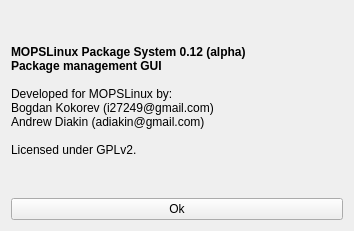
Before: the Qt Designer form mpkg/manager/aboutbox.ui in BackupTheBerlios/mops, drawn with Qt 5.
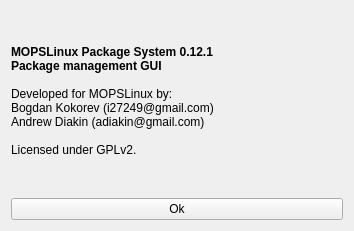
After: the same form once the commit is applied.

```diff
--- a/mpkg/manager/aboutbox.ui
+++ b/mpkg/manager/aboutbox.ui
@@ -19,7 +19,7 @@
       <string>&lt;html>&lt;head>&lt;meta name="qrichtext" content="1" />&lt;style type="text/css">
 p, li { white-space: pre-wrap; }
 &lt;/style>&lt;/head>&lt;body style=" font-family:'Sans Serif'; font-size:8pt; font-weight:400; font-style:normal;">
-&lt;p style=" margin-top:0px; margin-bottom:0px; margin-left:0px; margin-right:0px; -qt-block-indent:0; text-indent:0px; font-size:9pt;">&lt;span style=" font-weight:600;">MOPSLinux Package System 0.12 (alpha)&lt;/span>&lt;/p>
+&lt;p style=" margin-top:0px; margin-bottom:0px; margin-left:0px; margin-right:0px; -qt-block-indent:0; text-indent:0px; font-size:9pt;">&lt;span style=" font-weight:600;">MOPSLinux Package System 0.12.1&lt;/span>&lt;/p>
 &lt;p style=" margin-top:0px; margin-bottom:0px; margin-left:0px; margin-right:0px; -qt-block-indent:0; text-indent:0px; font-size:9pt; font-weight:600;">Package management GUI&lt;/p>
 &lt;p style="-qt-paragraph-type:empty; margin-top:0px; margin-bottom:0px; margin-left:0px; margin-right:0px; -qt-block-indent:0; text-indent:0px; font-size:9pt; font-weight:600;">&lt;/p>
 &lt;p style=" margin-top:0px; margin-bottom:0px; margin-left:0px; margin-right:0px; -qt-block-indent:0; text-indent:0px; font-size:9pt;">Developed for MOPSLinux by:&lt;/p>
```
